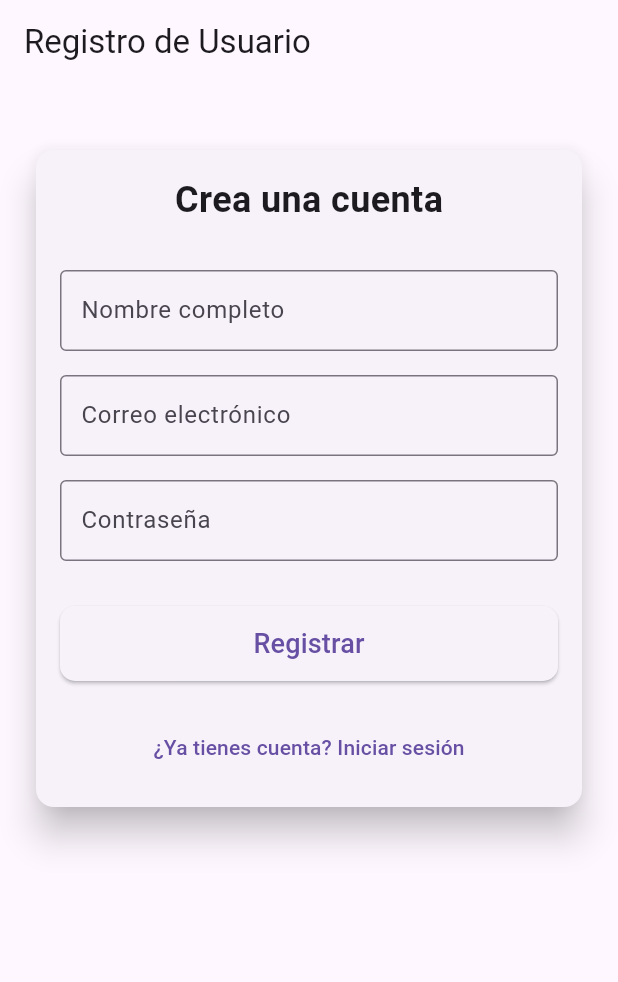
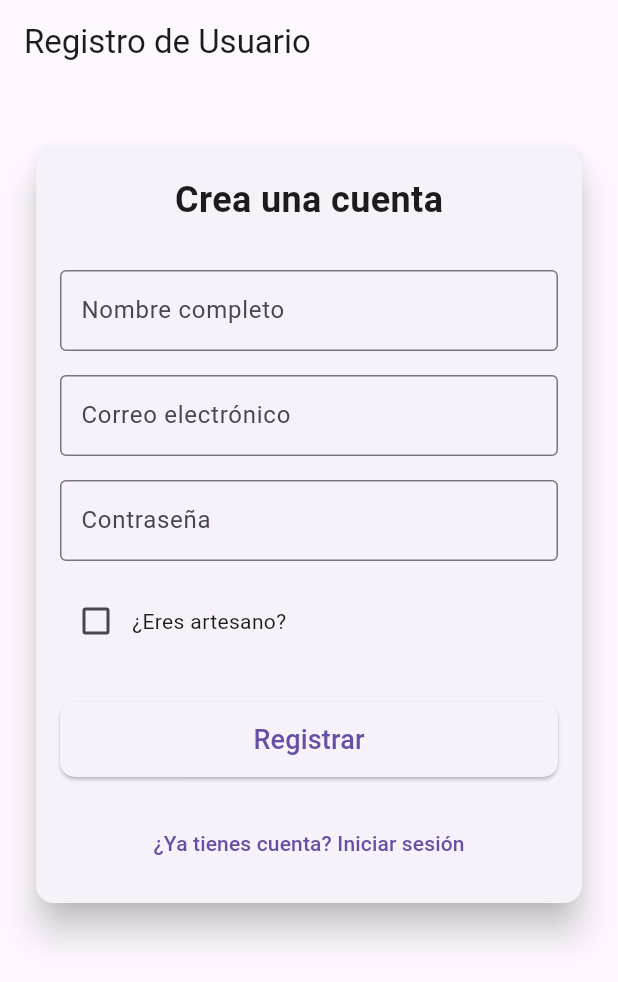
Before and after one commit to edgar-ta/utsjr--ea25--dmm--caribe, a Flutter app: the screen it shows after launch, on a phone screen of 412 x 824 dp. Shown: the top 982 px of the screen. Run offline on Flutter 3.47's test engine with Material 3 defaults, Android fonts, the light colour scheme and no system bars.

Commit message:
implementación de login para usuario y artesano

```diff
--- a/lib/model/user_class.dart
+++ b/lib/model/user_class.dart
@@ -2,12 +2,14 @@ class User {
   final String nombre;
   final String email;
   final String password;
+  final String tipo; // Nuevo parámetro para el tipo de usuario
 
   // Constructor
   User({
     required this.nombre,
     required this.email,
     required this.password,
+    required this.tipo,
   });
 
   // Método para convertir el objeto a un mapa (JSON)
@@ -16,6 +18,7 @@ class User {
       'nombre': nombre,
       'email': email,
       'password': password,
+      'tipo': tipo,
     };
   }
 
@@ -25,6 +28,7 @@ class User {
       nombre: json['nombre'],
       email: json['email'],
       password: json['password'],
+      tipo: json['tipo'] ?? 'usuario', // Por defecto, usuario
     );
   }
 
--- a/lib/pages/sign_page.dart
+++ b/lib/pages/sign_page.dart
@@ -1,4 +1,3 @@
-// registro.dart
 import 'package:flutter/material.dart';
 import 'package:caribe/model/user_class.dart'; // Asegúrate de importar el modelo User
 import 'package:caribe/pages/login_page.dart'; // Importamos la pantalla de Login
@@ -15,6 +14,7 @@ class _RegistroState extends State<Registro> {
   final _nombreController = TextEditingController();
   final _emailController = TextEditingController();
   final _passwordController = TextEditingController();
+  bool _esArtesano = false; // Estado para el checkbox
 
   // Función para manejar el registro
   void _registrarUsuario() {
@@ -23,6 +23,7 @@ class _RegistroState extends State<Registro> {
         nombre: _nombreController.text,
         email: _emailController.text,
         password: _passwordController.text,
+        tipo: _esArtesano ? 'artesano' : 'usuario',
       );
 
       final userJson = nuevoUsuario.toJson();
@@ -123,6 +124,22 @@ class _RegistroState extends State<Registro> {
                       return null;
                     },
                   ),
+                  const SizedBox(height: 16.0),
+
+                  // Checkbox para determinar si es artesano
+                  Row(
+                    children: [
+                      Checkbox(
+                        value: _esArtesano,
+                        onChanged: (value) {
+                          setState(() {
+                            _esArtesano = value!;
+                          });
+                        },
+                      ),
+                      const Text('¿Eres artesano?'),
+                    ],
+                  ),
                   const SizedBox(height: 30.0),
 
                   // Botón de Registro
```
Also changed, not shown: lib/pages/home_art_page.dart (added, +47 -0 lines), lib/pages/login_page.dart (+22 -8 lines).
